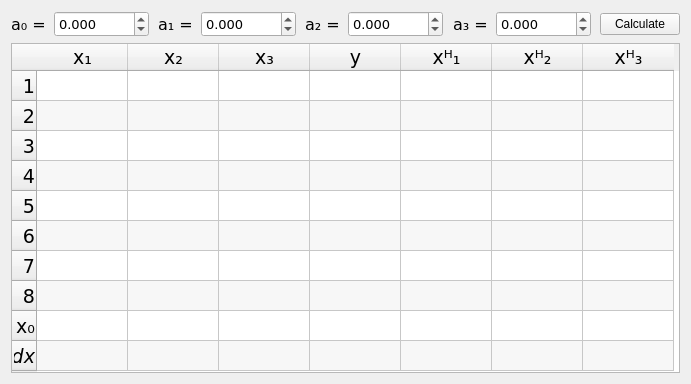
The window that Lab1/GUI.ui (JC-labs/Experiment_Planning_theory_Labs) describes before a commit, drawn with Qt 5.
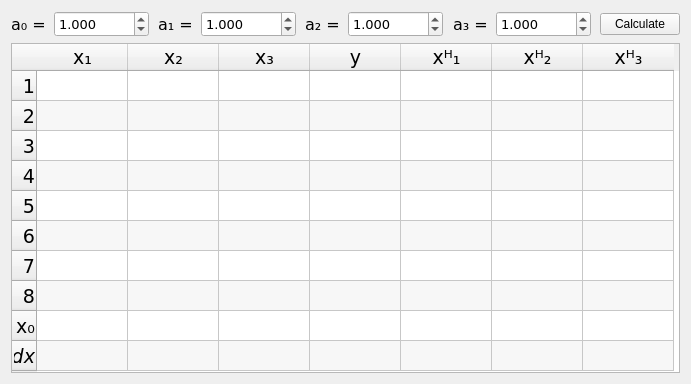
The same window after the commit.

The edit to the form file:
```diff
--- a/Lab1/GUI.ui
+++ b/Lab1/GUI.ui
@@ -55,6 +55,9 @@
        <property name="maximum">
         <double>1000.000000000000000</double>
        </property>
+       <property name="value">
+        <double>1.000000000000000</double>
+       </property>
       </widget>
      </item>
      <item>
@@ -100,6 +103,9 @@
        <property name="maximum">
         <double>1000.000000000000000</double>
        </property>
+       <property name="value">
+        <double>1.000000000000000</double>
+       </property>
       </widget>
      </item>
      <item>
@@ -145,6 +151,9 @@
        <property name="maximum">
         <double>1000.000000000000000</double>
        </property>
+       <property name="value">
+        <double>1.000000000000000</double>
+       </property>
       </widget>
      </item>
      <item>
@@ -190,6 +199,9 @@
        <property name="maximum">
         <double>1000.000000000000000</double>
        </property>
+       <property name="value">
+        <double>1.000000000000000</double>
+       </property>
       </widget>
      </item>
      <item>
```
